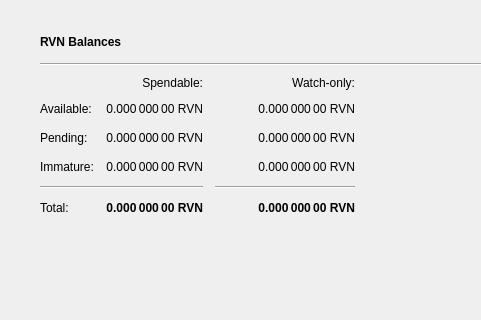
Above: src/qt/forms/overviewpage.ui from soosho/Tenzura before the change; both pictures show x 0 to 481 and y 0 to 320 of the 1343 by 759 pixel window. Below: the same form after it.
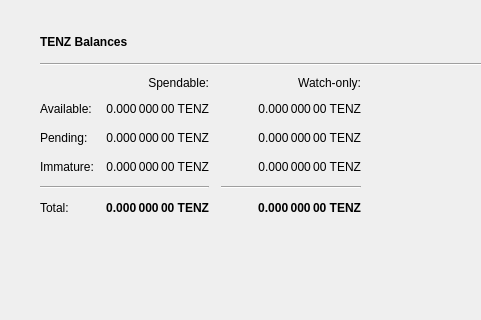
That is the form after the change. Icons and pictures are not drawn.

Patch:
```diff
--- a/src/qt/forms/overviewpage.ui
+++ b/src/qt/forms/overviewpage.ui
@@ -115,7 +115,7 @@
                  </font>
                 </property>
                 <property name="text">
-                 <string>RVN Balances</string>
+                 <string>TENZ Balances</string>
                 </property>
                </widget>
               </item>
@@ -197,7 +197,7 @@
                  <string>Mined balance in watch-only addresses that has not yet matured</string>
                 </property>
                 <property name="text">
-                 <string notr="true">0.000 000 00 RVN</string>
+                 <string notr="true">0.000 000 00 TENZ</string>
                 </property>
                 <property name="alignment">
                  <set>Qt::AlignRight|Qt::AlignTrailing|Qt::AlignVCenter</set>
@@ -242,7 +242,7 @@
                  <string>Your current balance in watch-only addresses</string>
                 </property>
                 <property name="text">
-                 <string notr="true">0.000 000 00 RVN</string>
+                 <string notr="true">0.000 000 00 TENZ</string>
                 </property>
                 <property name="alignment">
                  <set>Qt::AlignRight|Qt::AlignTrailing|Qt::AlignVCenter</set>
@@ -267,7 +267,7 @@
                  <string>Total of transactions that have yet to be confirmed, and do not yet count toward the spendable balance</string>
                 </property>
                 <property name="text">
-                 <string notr="true">0.000 000 00 RVN</string>
+                 <string notr="true">0.000 000 00 TENZ</string>
                 </property>
                 <property name="alignment">
                  <set>Qt::AlignRight|Qt::AlignTrailing|Qt::AlignVCenter</set>
@@ -328,7 +328,7 @@
                  <string>Current total balance in watch-only addresses</string>
                 </property>
                 <property name="text">
-                 <string notr="true">0.000 000 00 RVN</string>
+                 <string notr="true">0.000 000 00 TENZ</string>
                 </property>
                 <property name="alignment">
                  <set>Qt::AlignRight|Qt::AlignTrailing|Qt::AlignVCenter</set>
@@ -370,7 +370,7 @@
                  <string>Your current total balance</string>
                 </property>
                 <property name="text">
-                 <string notr="true">0.000 000 00 RVN</string>
+                 <string notr="true">0.000 000 00 TENZ</string>
                 </property>
                 <property name="alignment">
                  <set>Qt::AlignRight|Qt::AlignTrailing|Qt::AlignVCenter</set>
@@ -395,7 +395,7 @@
                  <string>Your current spendable balance</string>
                 </property>
                 <property name="text">
-                 <string notr="true">0.000 000 00 RVN</string>
+                 <string notr="true">0.000 000 00 TENZ</string>
                 </property>
                 <property name="alignment">
                  <set>Qt::AlignRight|Qt::AlignTrailing|Qt::AlignVCenter</set>
@@ -434,7 +434,7 @@
                  <string>Mined balance that has not yet matured</string>
                 </property>
                 <property name="text">
-                 <string notr="true">0.000 000 00 RVN</string>
+                 <string notr="true">0.000 000 00 TENZ</string>
                 </property>
                 <property name="alignment">
                  <set>Qt::AlignRight|Qt::AlignTrailing|Qt::AlignVCenter</set>
@@ -459,7 +459,7 @@
                  <string>Unconfirmed transactions to watch-only addresses</string>
                 </property>
                 <property name="text">
-                 <string notr="true">0.000 000 00 RVN</string>
+                 <string notr="true">0.000 000 00 TENZ</string>
                 </property>
                 <property name="alignment">
                  <set>Qt::AlignRight|Qt::AlignTrailing|Qt::AlignVCenter</set>
```
